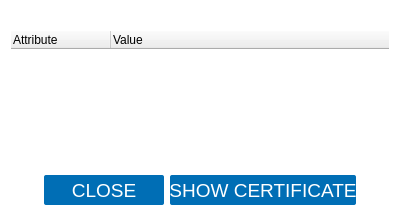
First picture: the form in client/dialogs/KeyDialog.ui, repository open-eid/DigiDoc4-Client, before the edit.
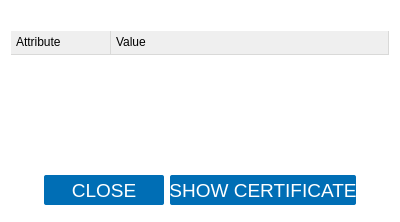
Second picture: the form after the edit.

Diff of the .ui file:
```diff
--- a/client/dialogs/KeyDialog.ui
+++ b/client/dialogs/KeyDialog.ui
@@ -30,7 +30,16 @@
    <item>
     <widget class="QTreeWidget" name="view">
      <property name="styleSheet">
-      <string notr="true">border: none;</string>
+      <string notr="true">#view {
+	border:none;
+}
+QHeaderView::section {
+	border: 1px solid #D9D9D8;
+	border-width: 0px 1px 1px 0px;
+	padding: 2px 0px 3px 5px;
+	background-color: qlineargradient(x1:0, y1:0, x2:0, y2:1,
+                                      stop:0 #FFFFFF, stop:1 #FFFFFF);
+}</string>
      </property>
      <property name="rootIsDecorated">
       <bool>false</bool>
```
